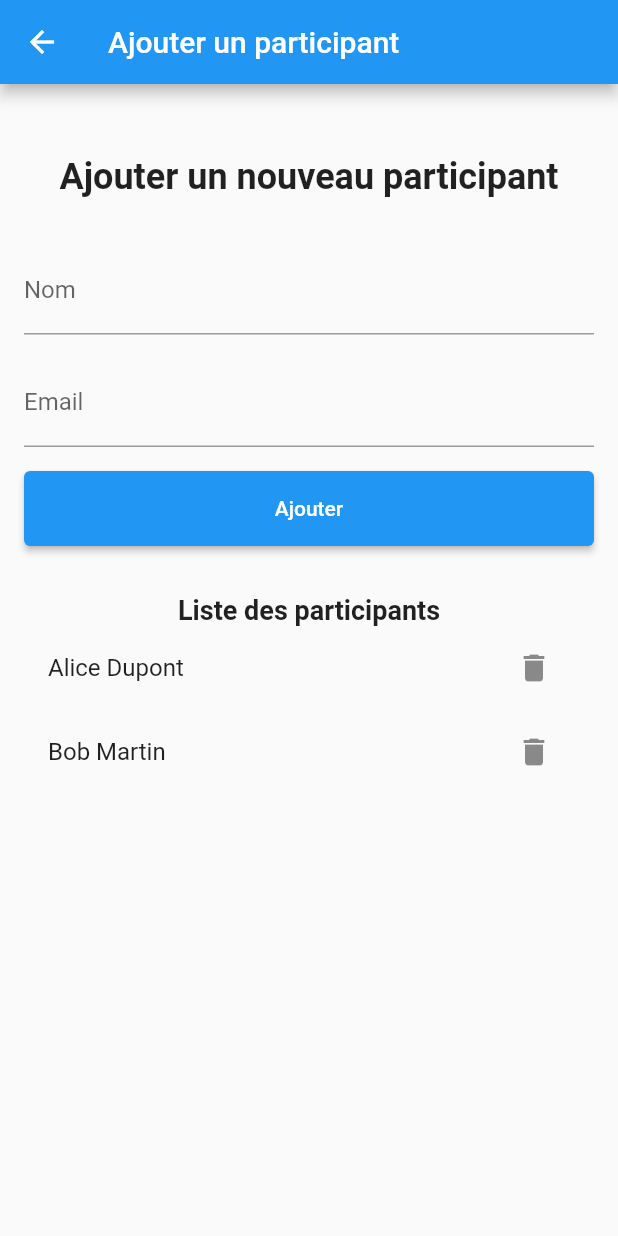
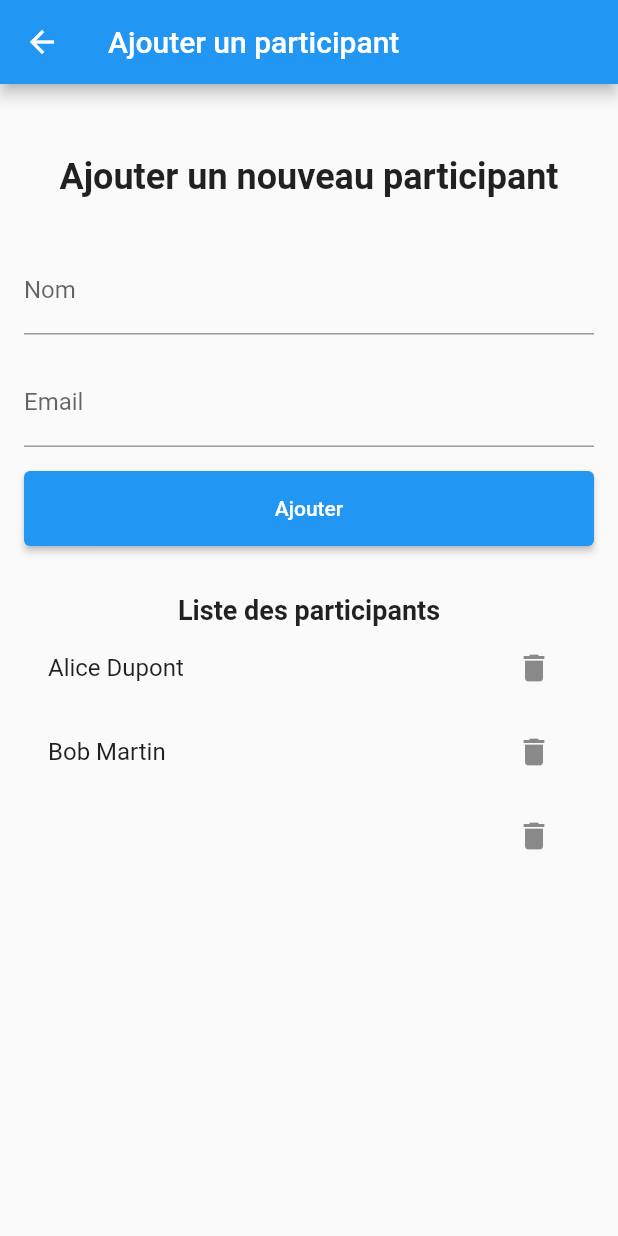
Before and after one commit to ThibautRoderkerken/plan_my_escape, a Flutter app: the AddParticipantScreen screen opened directly with empty values, after a tap on "Ajouter", on a phone screen of 412 x 824 dp. Run offline on Flutter 3.47's test engine with Material 2 defaults, Android fonts, the phone set to English and light mode, and no system bars.

```diff
--- a/lib/screens/add_member.dart
+++ b/lib/screens/add_member.dart
@@ -5,9 +5,11 @@ import '../../widgets/custom_action_button.dart';
 import '../../widgets/custom_text_field.dart';
 
 class AddParticipantScreen extends StatelessWidget {
-  final int vacationIndex;  // Ajout du paramètre vacationIndex
+  final int vacationIndex;
+  final TextEditingController nameController = TextEditingController();  // Contrôleur pour le nom
+  final TextEditingController emailController = TextEditingController();  // Contrôleur pour l'email
 
-  const AddParticipantScreen({super.key, required this.vacationIndex});  // Modification du constructeur pour inclure vacationIndex
+  AddParticipantScreen({Key? key, required this.vacationIndex}) : super(key: key);
 
   @override
   Widget build(BuildContext context) {
@@ -29,16 +31,18 @@ class AddParticipantScreen extends StatelessWidget {
               style: TextStyle(fontSize: 24, fontWeight: FontWeight.bold),
             ),
             const SizedBox(height: 32),
-            const CustomTextField(label: 'Nom'),
+            CustomTextField(controller: nameController, label: 'Nom'),  // Ajout du contrôleur
             const SizedBox(height: 16),
-            const CustomTextField(label: 'Email'),
+            CustomTextField(controller: emailController, label: 'Email'),  // Ajout du contrôleur
             const SizedBox(height: 16),
             CustomActionButton(
               label: 'Ajouter',
               onPressed: () {
-                // Logique pour ajouter le participant
-                // Utilisez dashboardViewModel pour ajouter un membre
-                // Utilisez également vacationIndex pour cibler la période de vacances spécifique
+                dashboardViewModel.addMember(
+                    vacationIndex,
+                    nameController.text,
+                    emailController.text
+                );
               },
             ),
             const SizedBox(height: 32),
@@ -48,17 +52,15 @@ class AddParticipantScreen extends StatelessWidget {
             ),
             Expanded(
               child: ListView.builder(
-                itemCount: dashboardViewModel.vacationPeriods[vacationIndex].members.length, // Utilisez le bon nombre d'éléments
+                itemCount: dashboardViewModel.vacationPeriods[vacationIndex].members.length,
                 itemBuilder: (context, index) {
-                  final member = dashboardViewModel.vacationPeriods[vacationIndex].members[index];  // Utilisez vacationIndex pour cibler la période de vacances spécifique
+                  final member = dashboardViewModel.vacationPeriods[vacationIndex].members[index];
                   return ListTile(
                     title: Text(member.name),
                     trailing: IconButton(
                       icon: const Icon(Icons.delete),
                       onPressed: () {
-                        // Logique pour supprimer le participant
-                        // Utilisez dashboardViewModel pour supprimer un membre
-                        // Utilisez également vacationIndex pour cibler la période de vacances spécifique
+                        dashboardViewModel.removeMember(vacationIndex, index);
                       },
                     ),
                   );
--- a/lib/view_models/dashboard_view_model.dart
+++ b/lib/view_models/dashboard_view_model.dart
@@ -89,4 +89,15 @@ class DashboardViewModel extends ChangeNotifier {
     _vacationPeriods.removeWhere((period) => period.destination == id);
     notifyListeners();
   }
+
+  void removeMember(int vacationIndex, int memberIndex) {
+    _vacationPeriods[vacationIndex].members.removeAt(memberIndex);
+    notifyListeners();
+  }
+
+  void addMember(int vacationIndex, String name, String text) {
+    String newId = "m${_vacationPeriods[vacationIndex].members.length + 1}";  // Générer un nouvel ID pour le membre
+    _vacationPeriods[vacationIndex].members.add(Member(id: newId, name: name));
+    notifyListeners();
+  }
 }
--- a/lib/widgets/custom_text_field.dart
+++ b/lib/widgets/custom_text_field.dart
@@ -4,18 +4,21 @@ class CustomTextField extends StatelessWidget {
   final String label;
   final bool isObscure;
   final TextInputType? keyboardType;
+  final TextEditingController? controller;  // Ajout du champ controller
 
   const CustomTextField({
     Key? key,
     required this.label,
     this.isObscure = false,
     this.keyboardType,
+    this.controller,  // Ajout du paramètre dans le constructeur
   }) : super(key: key);
 
   @override
   Widget build(BuildContext context) {
     return Material(
       child: TextField(
+        controller: controller,  // Utilisation du contrôleur ici
         decoration: InputDecoration(
           labelText: label,
         ),
```
Also changed, not shown: 6 other files.
